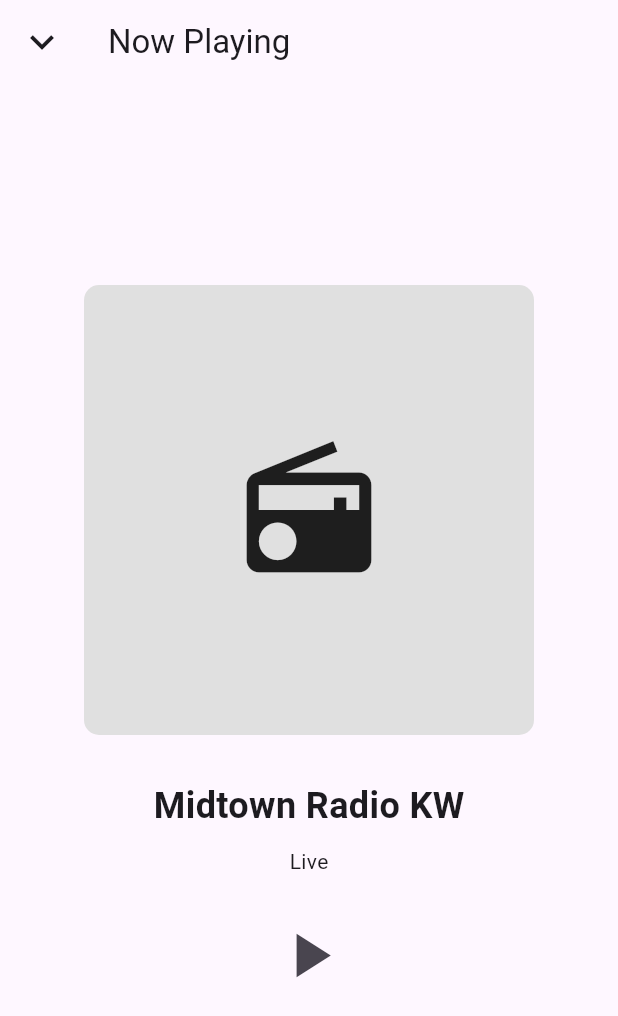
After one commit to CivicTechWR/MidTownRadioApp, a Flutter app: the FullScreenPlayer screen opened directly, on a phone screen of 412 x 824 dp. The commit adds this screen. Shown: the top 1016 px of the screen. Run offline on Flutter 3.47's test engine with Material 3 defaults, Android fonts, the light colour scheme and no system bars; our stand-ins replace just_audio; missing offline and left inert: audio_session; generated files the repository leaves out were written again.

Commit message:
implement full-screen player and enhance listen live functionality

```diff
--- /dev/null
+++ b/lib/src/media_player/fullscreen_player.dart
@@ -0,0 +1,79 @@
+import 'package:flutter/material.dart';
+import 'package:just_audio/just_audio.dart';
+import 'package:provider/provider.dart';
+import 'package:ctwr_midtown_radio_app/src/media_player/provider.dart';
+
+class FullScreenPlayer extends StatelessWidget {
+  const FullScreenPlayer({super.key});
+
+  @override
+  Widget build(BuildContext context) {
+    final playerProvider = Provider.of<PlayerProvider>(context);
+    final audioPlayer = playerProvider.playerService.player;
+
+    return Scaffold(
+      appBar: AppBar(
+        title: const Text('Now Playing'),
+        leading: IconButton(
+          icon: const Icon(Icons.keyboard_arrow_down, size: 32),
+          onPressed: () => Navigator.pop(context),
+        ),
+      ),
+      body: Column(
+        mainAxisAlignment: MainAxisAlignment.center,
+        children: [
+          Center(
+            child: Column(
+              mainAxisAlignment: MainAxisAlignment.center,
+              children: [
+                // Album/Radio art placeholder
+                Container(
+                  width: 300,
+                  height: 300,
+                  decoration: BoxDecoration(
+                    color: Colors.grey[300],
+                    borderRadius: BorderRadius.circular(10),
+                  ),
+                  child: const Icon(Icons.radio, size: 100),
+                ),
+                const SizedBox(height: 30),
+                const Text(
+                  'Midtown Radio KW',
+                  style: TextStyle(fontSize: 24, fontWeight: FontWeight.bold),
+                ),
+                const SizedBox(height: 10),
+                playerProvider.isLoading ? CircularProgressIndicator() : Text('Live'),
+              ],
+            ),
+          ),
+
+          // player controls
+          Padding(
+            padding: const EdgeInsets.all(20.0),
+            child: Column(
+              children: [
+
+                Row(
+                  mainAxisAlignment: MainAxisAlignment.center,
+                  children: [
+                    IconButton(
+                      iconSize: 50,
+                      icon: Icon(playerProvider.isPlaying ? Icons.pause : Icons.play_arrow),
+                      onPressed: () {
+                        if (playerProvider.isPlaying) {
+                          playerProvider.pause();
+                        } else {
+                          playerProvider.play();
+                        }
+                      }
+                    )
+                  ],
+                ),
+              ],
+            ),
+          ),
+        ],
+      ),
+    );
+  }
+}
--- a/lib/src/media_player/provider.dart
+++ b/lib/src/media_player/provider.dart
@@ -2,30 +2,38 @@ import 'package:flutter/material.dart';
 import 'package:ctwr_midtown_radio_app/src/media_player/service.dart';
 
 class PlayerProvider extends ChangeNotifier {
-  final PlayerService _playerService;
+  final PlayerService playerService;
+  bool _isLoading = false;
 
-  PlayerProvider(this._playerService);
+  PlayerProvider(this.playerService);
 
-  String? get currentSreamUrl => _playerService.currentStreamUrl;
-  bool get isPlaying => _playerService.player.playing;
+  String? get currentSreamUrl => playerService.currentStreamUrl;
+
+  bool get isPlaying => playerService.player.playing;
+  bool get isLoading => _isLoading;
+
 
   Future<void> setStream(String url) async {
-    await _playerService.setStream(url);
+    _isLoading = true;
+    notifyListeners();
+
+    await playerService.setStream(url);
+    _isLoading = false;
     notifyListeners();
   }
 
   Future<void> play() async {
-    await _playerService.play();
+    playerService.play();
     notifyListeners();
   }
 
   Future<void> pause() async {
-    await _playerService.pause();
+    await playerService.pause();
     notifyListeners();
   }
 
   Future<void> stop() async {
-    await _playerService.stop();
+    await playerService.stop();
     notifyListeners();
   }
 }
```
Also changed, not shown: lib/src/listen_live/view.dart (+55 -16 lines), lib/src/media_player/service.dart (+10 -1 lines), lib/src/media_player/widget.dart (+59 -4 lines).
